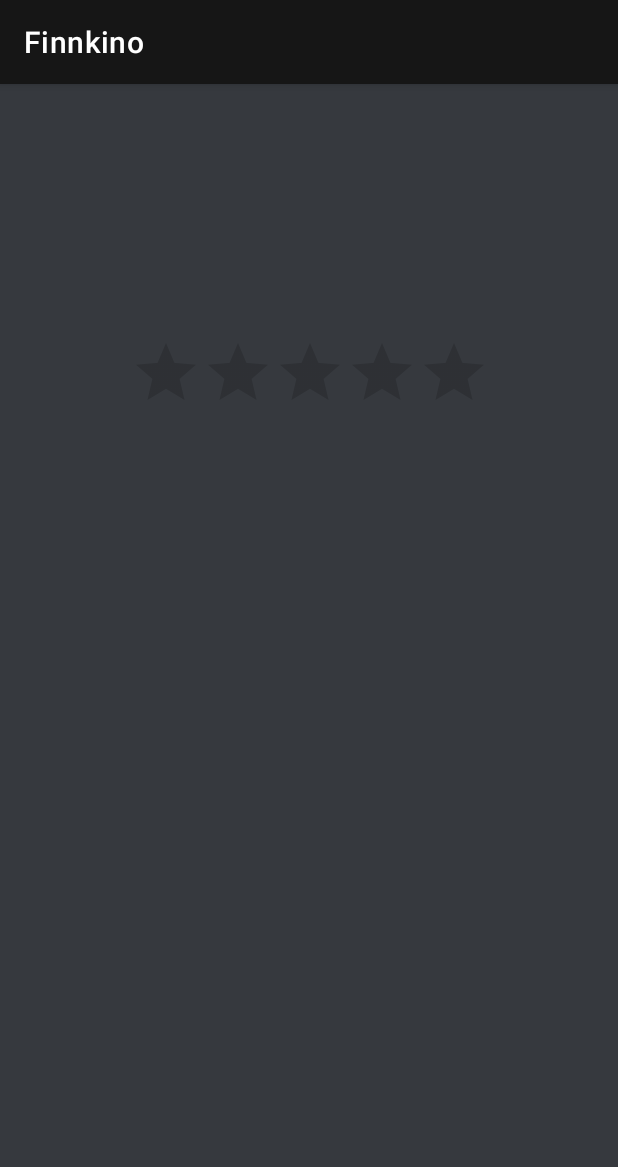
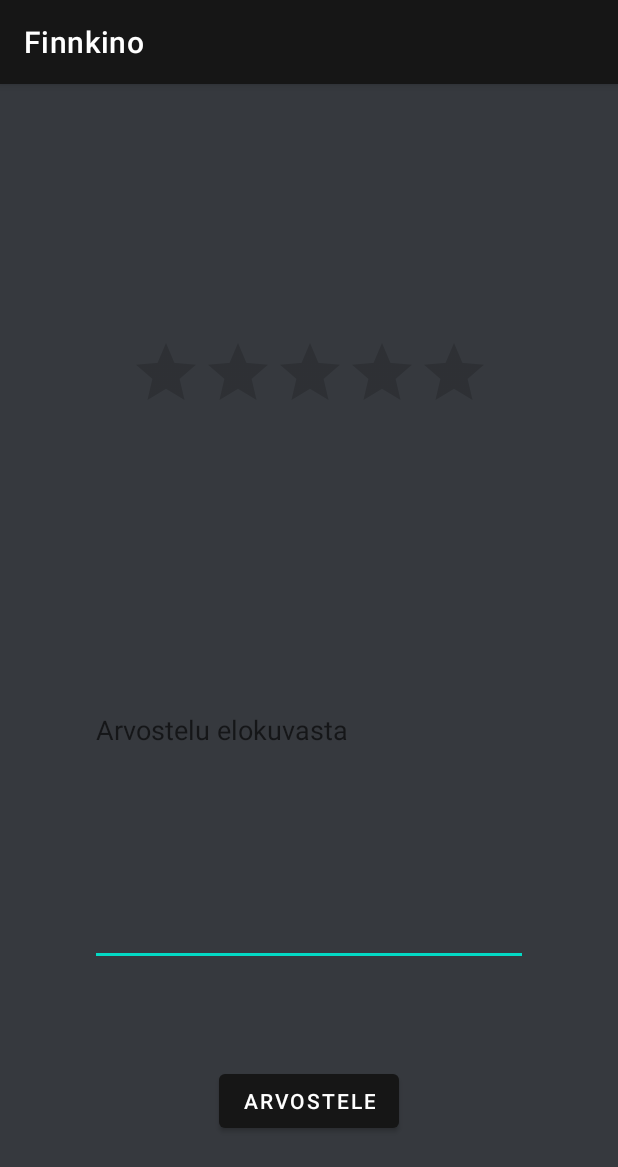
Before and after one commit to siiriLep/Olio_harkkatyo, an Android app: the AddRating screen opened directly, with no data from a screen before it, on a phone screen of 412 x 824 dp. Shown: the top 1167 px of the screen. Run offline under Robolectric (Android 15) with nearby library versions, the phone set to English and light mode, and no system bars; 2 statements that could not run were skipped.

Commit message:
ratings started

```diff
--- a/Harkkatyo/app/src/main/java/com/example/harkkatyo/AddRating.java
+++ b/Harkkatyo/app/src/main/java/com/example/harkkatyo/AddRating.java
@@ -3,16 +3,33 @@ package com.example.harkkatyo;
 import androidx.appcompat.app.AppCompatActivity;
 
 import android.os.Bundle;
+import android.view.View;
+import android.widget.EditText;
+import android.widget.RatingBar;
 
 public class AddRating extends AppCompatActivity {
+
+    Movie movie;
+    RatingBar ratingBar;
+    EditText comment;
+    RatingManager rm;
+
 
     @Override
     protected void onCreate(Bundle savedInstanceState) {
         super.onCreate(savedInstanceState);
         setContentView(R.layout.activity_add_rating);
+
+        movie = (Movie) getIntent().getSerializableExtra("movie");
+        rm = new RatingManager(movie);
+        ratingBar = findViewById(R.id.ratingBar);
+        comment = findViewById(R.id.comment);
+    }
+
+    public void submitRating(View v){
+        rm.addRating(ratingBar.getNumStars(), comment.getText().toString());
+
     }
 
 
-
-
 }
--- a/Harkkatyo/app/src/main/res/layout/activity_add_rating.xml
+++ b/Harkkatyo/app/src/main/res/layout/activity_add_rating.xml
@@ -19,4 +19,28 @@
         app:layout_constraintEnd_toEndOf="parent"
         app:layout_constraintStart_toStartOf="parent"
         app:layout_constraintTop_toTopOf="parent" />
+
+    <EditText
+        android:id="@+id/comment"
+        android:layout_width="292dp"
+        android:layout_height="180dp"
+        android:ems="10"
+        android:gravity="start|top"
+        android:hint="Arvostelu elokuvasta"
+        android:inputType="textMultiLine"
+        app:layout_constraintBottom_toBottomOf="parent"
+        app:layout_constraintEnd_toEndOf="parent"
+        app:layout_constraintStart_toStartOf="parent"
+        app:layout_constraintTop_toBottomOf="@+id/ratingBar" />
+
+    <Button
+        android:id="@+id/SubmítRating"
+        android:layout_width="wrap_content"
+        android:layout_height="wrap_content"
+        android:onClick="submitRating"
+        android:text="ARvostele"
+        app:layout_constraintBottom_toBottomOf="parent"
+        app:layout_constraintEnd_toEndOf="parent"
+        app:layout_constraintStart_toStartOf="parent"
+        app:layout_constraintTop_toBottomOf="@+id/comment" />
 </androidx.constraintlayout.widget.ConstraintLayout>
```
Also changed, not shown: Harkkatyo/app/src/main/java/com/example/harkkatyo/MovieActivity.java (+13 -3 lines), Harkkatyo/app/src/main/java/com/example/harkkatyo/RatingManager.java (+3 -5 lines).
